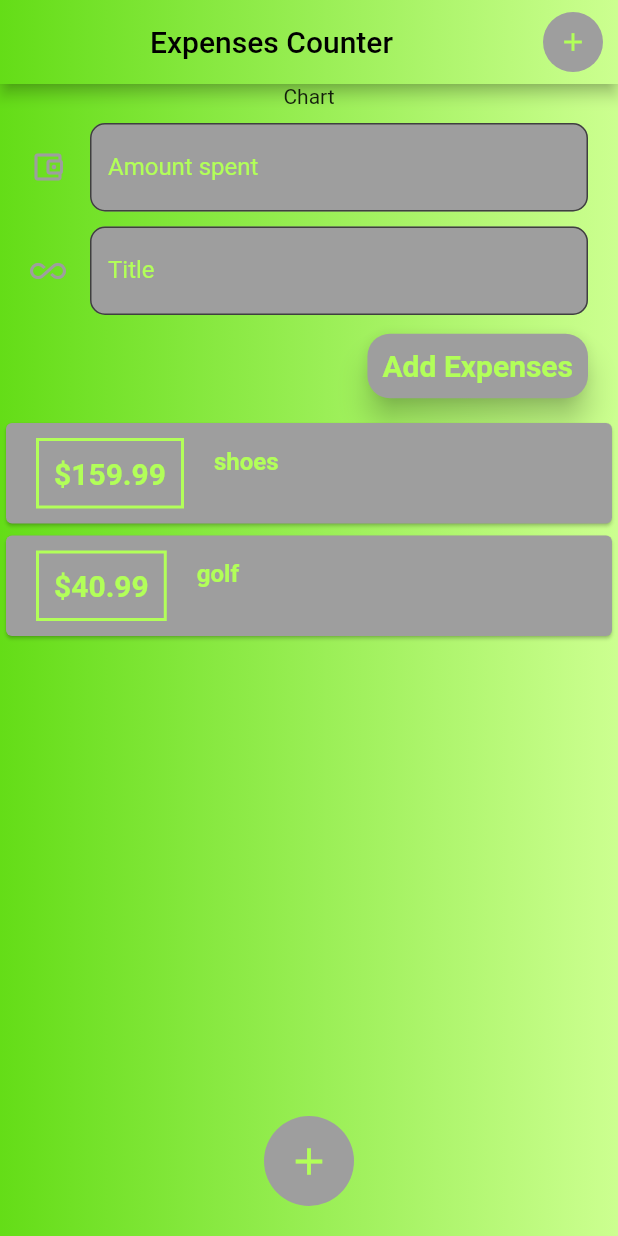
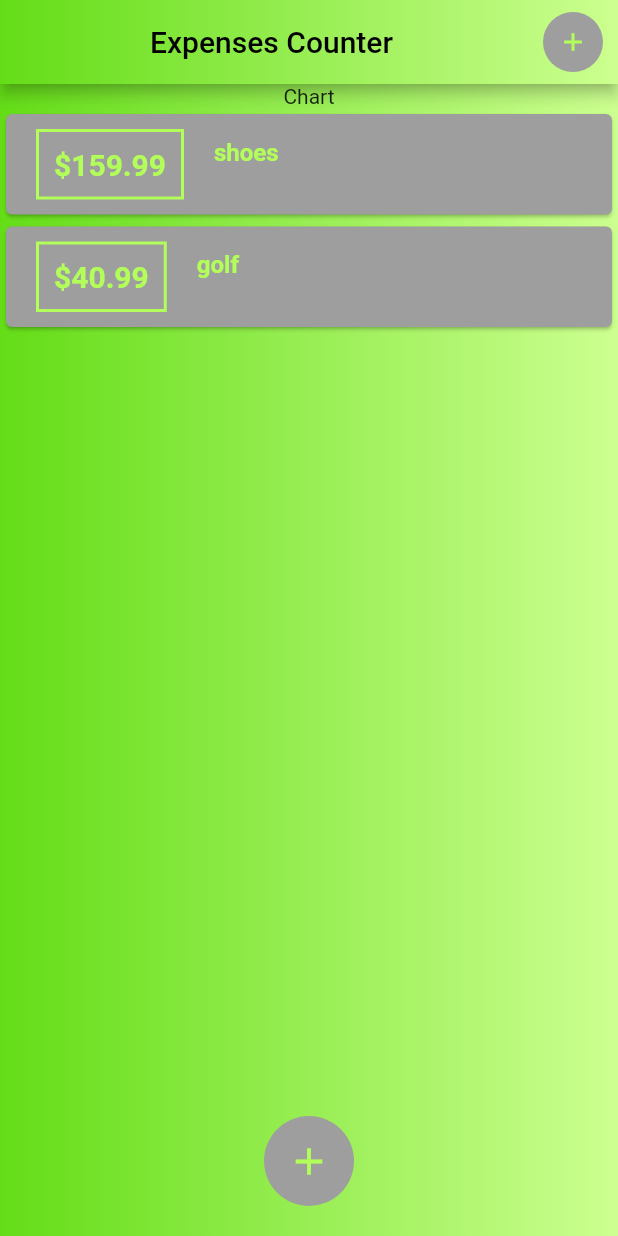
Before and after one commit to budda24/counting_expenses, a Flutter app: the screen it shows after launch, on a phone screen of 412 x 824 dp. Run offline on Flutter 3.47's test engine with Material 2 defaults, Android fonts, the phone set to English and light mode, and no system bars.

Commit message:
feat: add modalsheet for add transaction

```diff
--- a/lib/main.dart
+++ b/lib/main.dart
@@ -1,9 +1,7 @@
 import 'package:flutter/material.dart';
 import 'package:flutter_complete_guide/const/const.dart';
 import 'package:flutter_complete_guide/widgets/transaction_list.dart';
-
 import 'models/transaction.dart';
-import 'models/user_transaction.dart';
 import 'new_transaction.dart';
 
 void main() => runApp(MyApp());
@@ -24,14 +22,26 @@ class MyHomePage extends StatefulWidget {
 }
 
 class _MyHomePageState extends State<MyHomePage> {
+  void startAddNewTransaction(BuildContext ctx) {
+    showModalBottomSheet(
+      context: ctx,
+      builder: (_) {
+        print('function trigered');
+        return NewTransaction(
+          getTransactionList: _addNewTransaction,
+        );
+      },
+    );
+  }
+
   /*List whitch will be passed to the transaction list constructor*/
   static final List<Transaction> _listTransactions = [
-    Transaction(amount: 159.99, date: DateTime.now(), id: 't1', title: 'shoes'),
-    Transaction(amount: 40.99, date: DateTime.now(), id: 't2', title: 'golf')
+    Transaction(amount: '159.99', date: DateTime.now(), id: 't1', title: 'shoes'),
+    Transaction(amount: '40.99', date: DateTime.now(), id: 't2', title: 'golf')
   ];
 
   /*to lift stateUp From new_transaction*/
-  void _addNewTransaction(String txTitle, double txAmount) {
+  void _addNewTransaction(String txTitle, String txAmount) {
     var tmpTx = Transaction(
         amount: txAmount, title: txTitle, date: DateTime.now(), id: 't1');
     setState(() {
@@ -50,7 +60,7 @@ class _MyHomePageState extends State<MyHomePage> {
             Container(
               margin: EdgeInsets.only(right: 10),
               child: IconPlusButton(
-                callBack: () {},
+                callBack:()=>startAddNewTransaction(context),
                 iconSize: 20,
               ),
             )
@@ -70,7 +80,6 @@ class _MyHomePageState extends State<MyHomePage> {
             crossAxisAlignment: CrossAxisAlignment.center,
             children: [
               Text('Chart'),
-              NewTransaction(getTransactionList: _addNewTransaction),
               TransactionList(
                 listTransactions: _listTransactions,
               ),
@@ -79,7 +88,10 @@ class _MyHomePageState extends State<MyHomePage> {
         ),
         floatingActionButton: Container(
           margin: EdgeInsets.only(bottom: 20),
-          child: IconPlusButton(callBack: (){},iconSize: 30,),
+          child: IconPlusButton(
+            callBack:() => startAddNewTransaction(context),
+            iconSize: 30,
+          ),
         ),
         floatingActionButtonLocation: FloatingActionButtonLocation.centerDocked,
         backgroundColor: Colors.transparent,
@@ -89,8 +101,9 @@ class _MyHomePageState extends State<MyHomePage> {
 }
 
 class IconPlusButton extends StatelessWidget {
-  const IconPlusButton({Key? key, required this.callBack, this.iconSize = 15}) :  super(key: key) ;
-  final Function callBack;
+  const IconPlusButton({Key? key, required this.callBack, this.iconSize = 15})
+      : super(key: key);
+  final VoidCallback callBack;
   final double iconSize;
 
   @override
@@ -101,7 +114,7 @@ class IconPlusButton extends StatelessWidget {
       child: IconButton(
         color: kMainColor,
         iconSize: iconSize,
-        onPressed: () {},
+        onPressed:callBack,
         icon: Icon(
           Icons.add,
         ),
--- a/lib/models/transaction.dart
+++ b/lib/models/transaction.dart
@@ -1,7 +1,7 @@
 class Transaction{
   final String id;
   final String title;
-  final double amount;
+  final String amount;
   final DateTime date;
   const Transaction({ required this.amount, required this.date, required this.id, required this.title});
 }
--- a/lib/new_transaction.dart
+++ b/lib/new_transaction.dart
@@ -1,7 +1,5 @@
 import 'package:flutter/material.dart';
-
 import 'const/const.dart';
-import 'models/transaction.dart';
 
 class NewTransaction extends StatelessWidget {
   const NewTransaction({Key? key, required this.getTransactionList})
@@ -21,8 +19,8 @@ class NewTransaction extends StatelessWidget {
 
     /*lift input data to the user_transaction*/
     getTransactionList(
-      titleControler.text,
-      double.parse(amountControler.text),
+      transactionTitle,
+      transactionAmount,
     );
     titleControler.clear();
     amountControler.clear();
```
